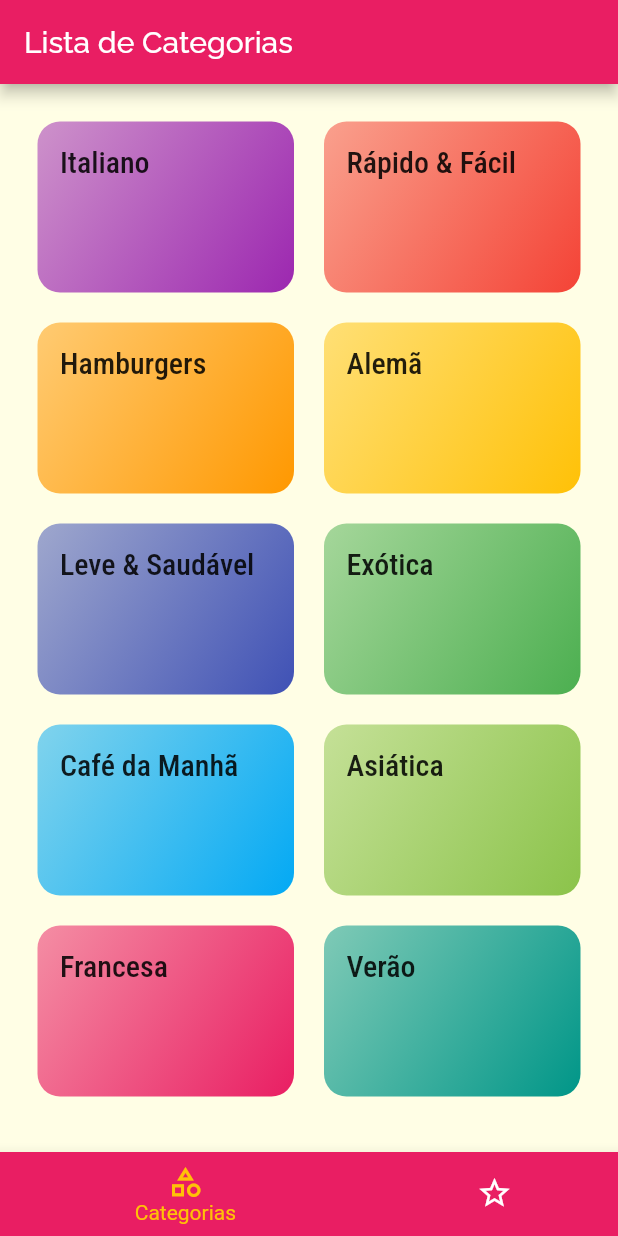
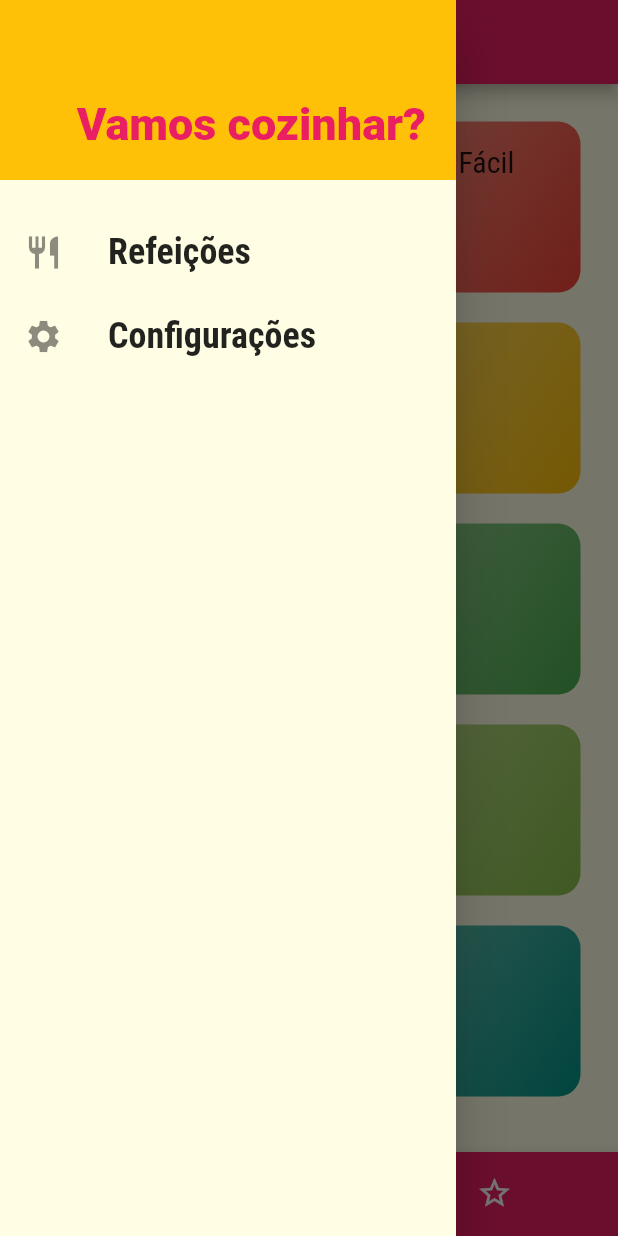
Before and after one commit to Leonardoozelin/meals, a Flutter app: the screen it shows after launch, with the side drawer open (before the commit the screen has no drawer), on a phone screen of 412 x 824 dp. Run offline on Flutter 3.47's test engine with Material 2 defaults, Android fonts, the phone set to English and light mode, and no system bars.

Commit message:
Add Drawer and Sart the Filter

```diff
--- /dev/null
+++ b/lib/components/main_drawer.dart
@@ -0,0 +1,61 @@
+import 'package:flutter/material.dart';
+import 'package:meals/utils/app_routes.dart';
+
+class MainDrawer extends StatelessWidget {
+  const MainDrawer({Key? key}) : super(key: key);
+
+  Widget _createItem(IconData icon, String label, void onTap()) {
+    return ListTile(
+      leading: Icon(
+        icon,
+        size: 26,
+      ),
+      title: Text(
+        label,
+        style: TextStyle(
+            fontFamily: 'RobotoCondensed',
+            fontSize: 24,
+            fontWeight: FontWeight.bold),
+      ),
+      onTap: onTap,
+    );
+  }
+
+  @override
+  Widget build(BuildContext context) {
+    return Drawer(
+      child: Column(
+        children: [
+          Container(
+            height: 120,
+            width: double.infinity,
+            padding: EdgeInsets.all(20),
+            color: Theme.of(context).accentColor,
+            alignment: Alignment.bottomRight,
+            child: Text(
+              'Vamos cozinhar?',
+              style: TextStyle(
+                fontWeight: FontWeight.w900,
+                fontSize: 30,
+                color: Theme.of(context).primaryColor,
+              ),
+            ),
+          ),
+          SizedBox(
+            height: 20,
+          ),
+          _createItem(
+            Icons.restaurant,
+            'Refeições',
+            () => Navigator.of(context).pushReplacementNamed(AppRoutes.HOME),
+          ),
+          _createItem(
+            Icons.settings,
+            'Configurações',
+            () => Navigator.of(context).pushReplacementNamed(AppRoutes.SETTINGS),
+          ),
+        ],
+      ),
+    );
+  }
+}
--- a/lib/components/meal_item.dart
+++ b/lib/components/meal_item.dart
@@ -11,7 +11,7 @@ class MealItem extends StatelessWidget {
     Navigator.of(context).pushNamed(
       AppRoutes.MEAL_DETAIL,
       arguments: meal,
-    );
+    ).then((value) => print(value));
   }
 
   @override
--- a/lib/main.dart
+++ b/lib/main.dart
@@ -1,15 +1,44 @@
 import 'package:flutter/material.dart';
+import 'package:meals/models/settings.dart';
+
 import 'package:meals/screens/categiries_meals_screen.dart';
 import 'package:meals/screens/categories_screen.dart';
 import 'package:meals/screens/meal_detail_screen.dart';
+import 'package:meals/screens/settings_screen.dart';
 import 'package:meals/screens/tabs_screen.dart';
+
 import 'package:meals/utils/app_routes.dart';
+
+import 'package:meals/data/dummy_data.dart';
+import 'package:meals/models/meal.dart';
 
 void main() {
   runApp(MyApp());
 }
 
-class MyApp extends StatelessWidget {
+class MyApp extends StatefulWidget {
+  @override
+  _MyAppState createState() => _MyAppState();
+}
+
+class _MyAppState extends State<MyApp> {
+  List<Meal> _availableMeals = DUMMY_MEALS;
+
+  void _filterMeals(Settings settings) {
+    setState(() {
+      _availableMeals = DUMMY_MEALS.where((element) {
+        final filterGluten = settings.isGlutemFree && !element.isGlutenFree;
+        final filterLactose = settings.isLactoseFree && !element.isLactoseFree;
+        final filterVegan = settings.isVegan && !element.isVegan;
+        final filterVegetarian = settings.isVegetarian && !element.isVegetarian;
+        return !filterGluten &&
+            !filterLactose &&
+            !filterVegan &&
+            !filterVegetarian;
+      }).toList();
+    });
+  }
+
   @override
   Widget build(BuildContext context) {
     return MaterialApp(
@@ -27,8 +56,10 @@ class MyApp extends StatelessWidget {
               )),
       routes: {
         AppRoutes.HOME: (ctx) => TabsScreen(),
-        AppRoutes.CATEGORIES_MEALS: (ctx) => CategoriesMealsScreen(),
+        AppRoutes.CATEGORIES_MEALS: (ctx) =>
+            CategoriesMealsScreen(_availableMeals),
         AppRoutes.MEAL_DETAIL: (ctx) => MealDetailScreen(),
+        AppRoutes.SETTINGS: (ctx) => SettingsScreen(_filterMeals),
       },
       onUnknownRoute: (settings) {
         return MaterialPageRoute(
--- /dev/null
+++ b/lib/models/settings.dart
@@ -0,0 +1,13 @@
+class Settings {
+  bool isGlutemFree;
+  bool isLactoseFree;
+  bool isVegan;
+  bool isVegetarian;
+
+  Settings({
+    this.isGlutemFree = false,
+    this.isLactoseFree = false,
+    this.isVegan = false,
+    this.isVegetarian = false,
+  });
+}
--- a/lib/screens/meal_detail_screen.dart
+++ b/lib/screens/meal_detail_screen.dart
@@ -89,6 +89,12 @@ class MealDetailScreen extends StatelessWidget {
           ],
         ),
       ),
+      floatingActionButton: FloatingActionButton(
+        child: Icon(Icons.star),
+        onPressed: (){
+          Navigator.of(context).pop(meal.title);
+        },
+      ),
     );
   }
 }
--- a/lib/screens/tabs_screen.dart
+++ b/lib/screens/tabs_screen.dart
@@ -1,4 +1,5 @@
 import 'package:flutter/material.dart';
+import 'package:meals/components/main_drawer.dart';
 import 'package:meals/screens/categories_screen.dart';
 import 'package:meals/screens/favorite_screen.dart';
 
@@ -36,6 +37,7 @@ class _TabsScreenState extends State<TabsScreen> {
           _screens[_selectedScreenIndex]['title'] as String,
         ),
       ),
+      drawer: MainDrawer(),
       body: _screens[_selectedScreenIndex]['screen'] as Widget,
       bottomNavigationBar: BottomNavigationBar(
         onTap: _selectScreen,
--- a/lib/utils/app_routes.dart
+++ b/lib/utils/app_routes.dart
@@ -2,4 +2,5 @@ class AppRoutes {
   static const HOME = '/';
   static const CATEGORIES_MEALS = '/categiries-meals';
   static const MEAL_DETAIL = '/meal-detail';
+  static const SETTINGS = '/settings';
 }
```
Also changed, not shown: lib/screens/categiries_meals_screen.dart (+5 -3 lines), lib/screens/settings_screen.dart (added, +83 -0 lines), pubspec.yaml (+7 -7 lines).
